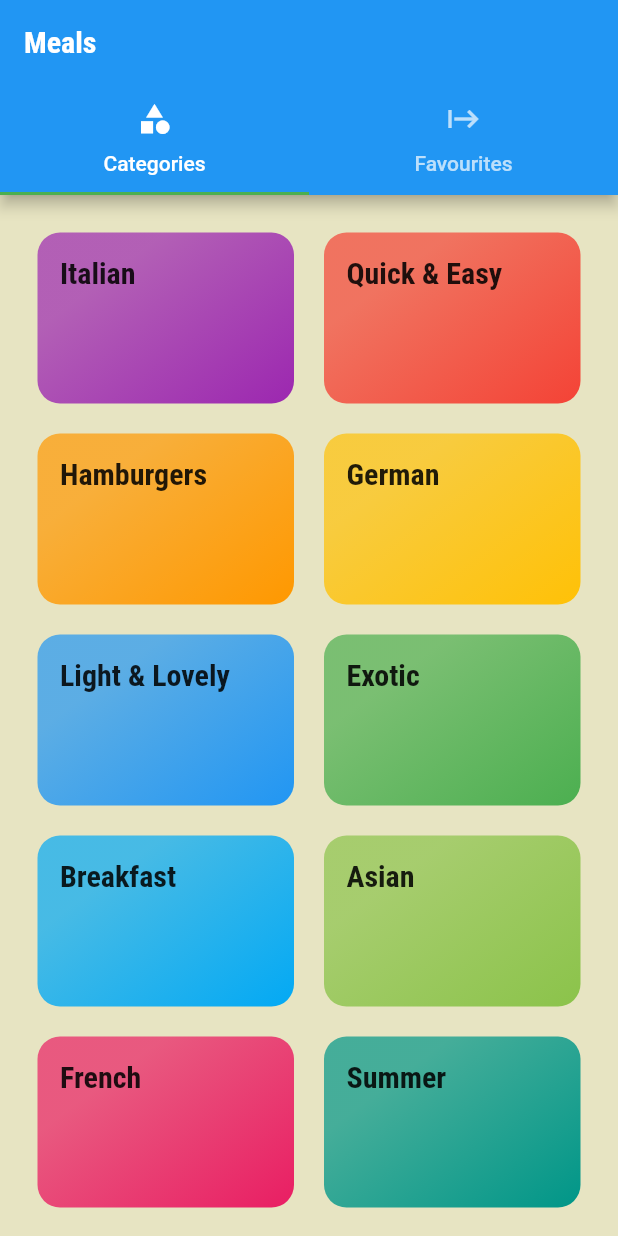
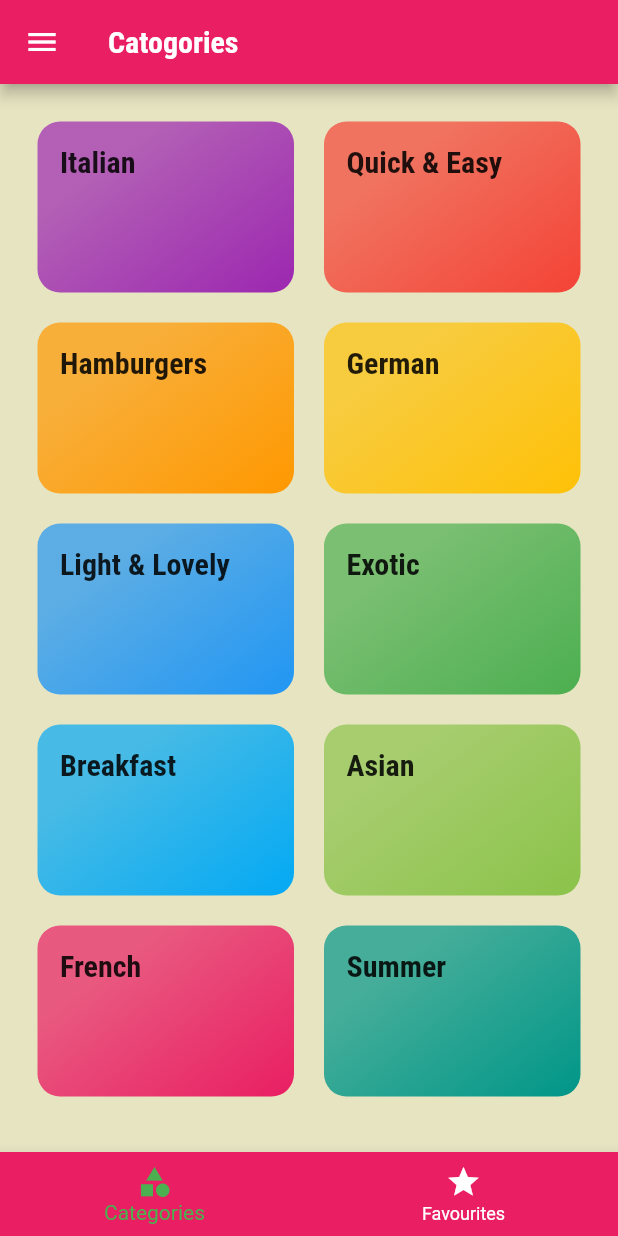
Before and after one commit to kessysam/MealApp, a Flutter app: the screen it shows after launch, on a phone screen of 412 x 824 dp. Run offline on Flutter 3.47's test engine with Material 2 defaults, Android fonts, the phone set to English and light mode, and no system bars; Roboto replaces fonts that are missing (Railway).

```diff
--- a/meal_app/lib/screens/tabs_screen.dart
+++ b/meal_app/lib/screens/tabs_screen.dart
@@ -10,34 +10,59 @@ class TabsScreen extends StatefulWidget {
 }
 
 class _TabsScreenState extends State<TabsScreen> {
+  final List<Map<String, Object>> pages = [
+    {
+      'page': const CategoriesScreen(),
+      'title': 'Catogories',
+    },
+    {
+      'page': const FavouritesScreen(),
+      'title': 'Your Favourites',
+    },
+  ];
+
+  int _selectedIndex = 0;
+
+  void _selectPage(int index) {
+    setState(() {
+      _selectedIndex = index;
+    });
+  }
+
   @override
   Widget build(BuildContext context) {
-    return DefaultTabController(
-      length: 2,
-      child: Scaffold(
-        appBar: AppBar(
-          title: const Text('Meals'),
-          bottom: const TabBar(tabs: [
-            Tab(
-              icon: Icon(
-                Icons.category,
-              ),
-              text: 'Categories',
+    return Scaffold(
+      appBar: AppBar(
+        title: Text(pages[_selectedIndex]['title'] as String),
+        backgroundColor: Theme.of(context).primaryColor,
+      ),
+      drawer: Drawer(
+        child: Text('The Drawer'),
+      ),
+      body: pages[_selectedIndex]['page'] as Widget,
+      bottomNavigationBar: BottomNavigationBar(
+        unselectedItemColor: Colors.white,
+        selectedItemColor: Theme.of(context).colorScheme.secondary,
+        currentIndex: _selectedIndex,
+        //type: BottomNavigationBarType.shifting,//makes the navigation slide
+        onTap: _selectPage,
+        backgroundColor: Theme.of(context).primaryColor,
+        items: [
+          BottomNavigationBarItem(
+            backgroundColor: Theme.of(context).primaryColor,
+            icon: const Icon(
+              Icons.category,
             ),
-            Tab(
-              icon: Icon(
-                Icons.start,
-              ),
-              text: 'Favourites',
+            label: 'Categories',
+          ),
+          BottomNavigationBarItem(
+            backgroundColor: Theme.of(context).primaryColor,
+            icon: const Icon(
+              Icons.star,
             ),
-          ]),
-        ),
-        body: TabBarView(
-          children: [
-            CategoriesScreen(),
-            FavouritesScreen(),
-          ],
-        ),
+            label: 'Favourites',
+          ),
+        ],
       ),
     );
   }
```
Also changed, not shown: meal_app/lib/main.dart (+6 -2 lines).
